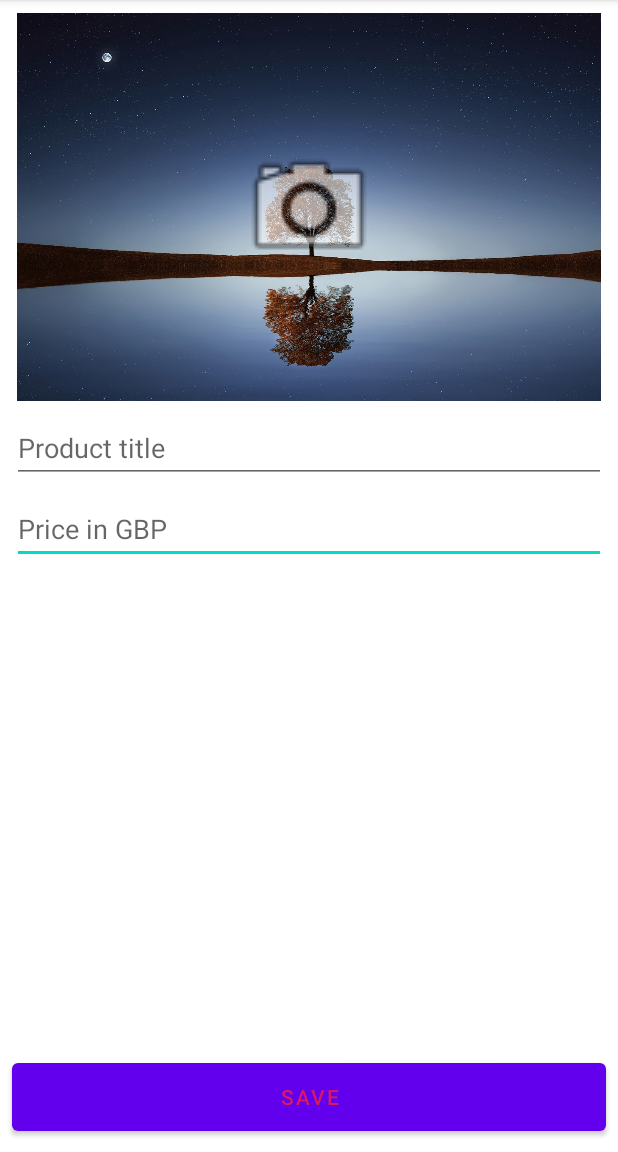
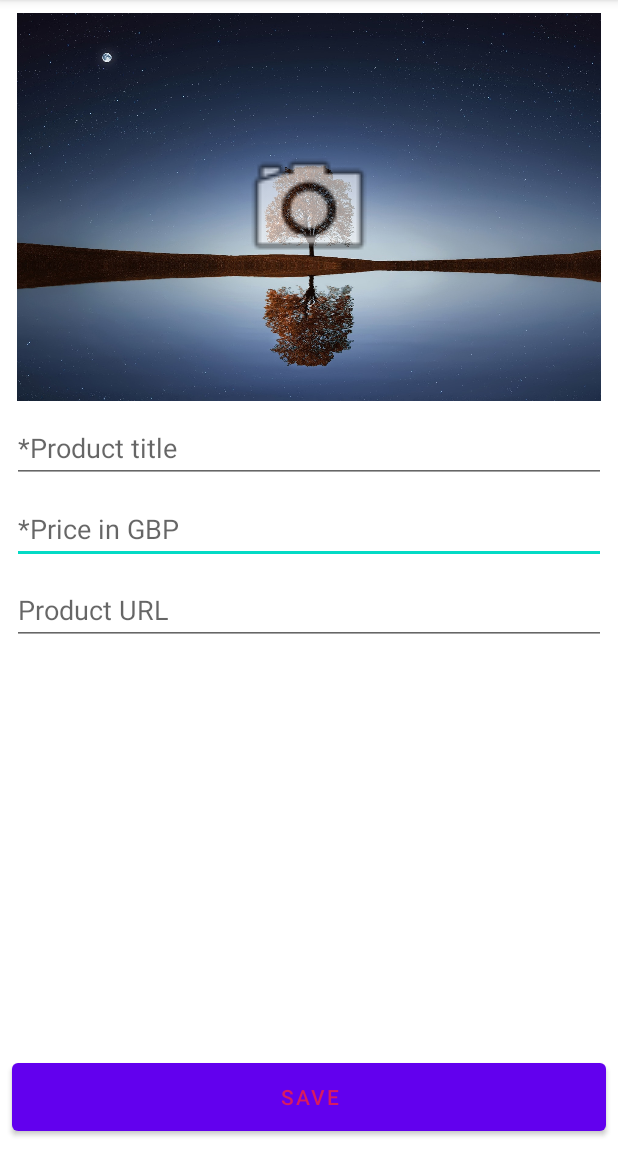
Before and after one commit to iuligie/Do-I-Need-It-PPW2, an Android app: the PostProductActivity screen opened directly, with no data from a screen before it, after a tap on "SAVE", on a phone screen of 412 x 824 dp, the part 84-1236 px from its top. Run offline under Robolectric (Android 15) with nearby library versions, the phone set to English and light mode, and no system bars; our stand-ins replace Firebase (no records; nobody signed in at launch, a user with empty details on screens opened directly), Picasso; pictures from the network do not load; 1 statement that could not run was skipped.

Commit message:
Kinda done

```diff
--- a/app/src/main/java/emanuelg/ppw2/doineedit/PostProductActivity.java
+++ b/app/src/main/java/emanuelg/ppw2/doineedit/PostProductActivity.java
@@ -27,6 +27,7 @@ import com.google.firebase.storage.StorageReference;
 import com.squareup.picasso.Picasso;
 
 import java.util.Date;
+import java.util.UUID;
 
 import emanuelg.ppw2.doineedit.list.ProductListActivity;
 import emanuelg.ppw2.doineedit.model.Product;
@@ -44,6 +45,7 @@ public class PostProductActivity extends AppCompatActivity implements View.OnCli
     private EditText priceEdittext;
     private TextView currentUserTextView;
     private TextView entryDate;
+    private EditText urlEdittext;
     private ImageView imageView;
     Product current;
     private boolean hasNewImg=false;
@@ -78,9 +80,9 @@ public class PostProductActivity extends AppCompatActivity implements View.OnCli
         titleEdittext = findViewById(R.id.post_title_et);
         priceEdittext = findViewById(R.id.post_description_et);
         saveButton = findViewById(R.id.post_save_item_button);
-        currentUserTextView = findViewById(R.id.post_username_textview);
+        //currentUserTextView = findViewById(R.id.post_username_textview);
         addPhotoButton = findViewById(R.id.postCameraButton);
-
+        urlEdittext = findViewById(R.id.post_url_et);
         imageView = findViewById(R.id.post_imageView);
 
         saveButton.setOnClickListener(this);
@@ -96,6 +98,7 @@ public class PostProductActivity extends AppCompatActivity implements View.OnCli
           current = api.getProductList().get(Integer.parseInt(itemPos));
             titleEdittext.setText(current.getTitle());
             priceEdittext.setText(current.getPrice());
+            urlEdittext.setText(current.getItemUrl());
             //imageView.setImageURI(current.getImageUrl());
             //use picasso library to download and show image
             Picasso.get().load(current.getImageUrl())
@@ -110,7 +113,7 @@ public class PostProductActivity extends AppCompatActivity implements View.OnCli
             currentUserId = ProductApi.getInstance().getUserId();
             currentUserName = ProductApi.getInstance().getUsername();
 
-            currentUserTextView.setText(currentUserName);
+           // currentUserTextView.setText(currentUserName);
         }
 
         authStateListener = firebaseAuth -> {
@@ -182,6 +185,7 @@ public class PostProductActivity extends AppCompatActivity implements View.OnCli
         FirebaseFirestore db = FirebaseFirestore.getInstance();
         final String title = titleEdittext.getText().toString().trim();
         final String price = priceEdittext.getText().toString().trim();
+        final String url_item=urlEdittext.getText().toString();
         if (!TextUtils.isEmpty(title) && !TextUtils.isEmpty(price) ) {
             //region docHandler
             DocumentReference itemRef = db
@@ -191,7 +195,8 @@ public class PostProductActivity extends AppCompatActivity implements View.OnCli
             itemRef.update(
                     "title", title,
                     "price", price,
-                    "imageUrl", item.getImageUrl()
+                    "imageUrl", item.getImageUrl(),
+                    "itemUrl", url_item
             ).addOnCompleteListener(task -> {
                 if (task.isSuccessful()) {
                     Toast.makeText(PostProductActivity.this, "Item updated!", Toast.LENGTH_LONG).show();
@@ -209,7 +214,7 @@ public class PostProductActivity extends AppCompatActivity implements View.OnCli
 
         final String title = titleEdittext.getText().toString().trim();
         final String price = "£" + priceEdittext.getText().toString().trim();
-
+        final String url_item = urlEdittext.getText().toString();
         progressBar.setVisibility(View.VISIBLE);
 
         if (!TextUtils.isEmpty(title) && !TextUtils.isEmpty(price) && imageUri != null) {
@@ -222,18 +227,16 @@ public class PostProductActivity extends AppCompatActivity implements View.OnCli
                 String imageUrl = uri.toString();
 
                 // create journal object, invoke collectionRef, save journal instance
-
                 Product product = new Product();
                 product.setTitle(title);
                 product.setPrice(price);
                 product.setImageUrl(imageUrl);
                 product.setTimeAdded(new Timestamp(new Date()));
-                product.setItemId(currentUserName);
                 product.setUserId(currentUserId);
-
+                product.setItemUrl(url_item);
                 collectionReference.add(product).addOnSuccessListener(documentReference -> {
                     progressBar.setVisibility(View.INVISIBLE);
-
+                    product.setItemId(documentReference.getId());
                     startActivity(new Intent(PostProductActivity.this, ProductListActivity.class));
                     finish();
                 })
--- a/app/src/main/java/emanuelg/ppw2/doineedit/list/ProductListActivity.java
+++ b/app/src/main/java/emanuelg/ppw2/doineedit/list/ProductListActivity.java
@@ -29,6 +29,7 @@ import java.util.List;
 import emanuelg.ppw2.doineedit.MainActivity;
 import emanuelg.ppw2.doineedit.PostProductActivity;
 import emanuelg.ppw2.doineedit.R;
+import emanuelg.ppw2.doineedit.authentication.LoginActivity;
 import emanuelg.ppw2.doineedit.model.Product;
 import emanuelg.ppw2.doineedit.ui.ProductRecyclerAdapter;
 import emanuelg.ppw2.doineedit.util.ProductApi;
@@ -129,7 +130,7 @@ public class ProductListActivity extends AppCompatActivity {
                 //sign out
                 if (user != null && firebaseAuth != null){
                     firebaseAuth.signOut();
-                    startActivity(new Intent(ProductListActivity.this, MainActivity.class));
+                    startActivity(new Intent(ProductListActivity.this, LoginActivity.class));
                     //finish();
                 }
                 break;
--- a/app/src/main/res/layout/activity_post_item.xml
+++ b/app/src/main/res/layout/activity_post_item.xml
@@ -58,6 +58,7 @@
         android:hint="@string/product_title"
         android:inputType="textPersonName"
         app:layout_constraintEnd_toEndOf="parent"
+        app:layout_constraintHorizontal_bias="0.0"
         app:layout_constraintStart_toStartOf="parent"
         app:layout_constraintTop_toBottomOf="@+id/post_imageView" />
 
@@ -67,12 +68,12 @@
         android:layout_width="wrap_content"
         android:layout_height="wrap_content"
         android:layout_marginStart="8dp"
-        android:layout_marginTop="56dp"
+        android:layout_marginTop="32dp"
         android:layout_marginEnd="8dp"
         app:layout_constraintEnd_toEndOf="parent"
         app:layout_constraintHorizontal_bias="0.498"
         app:layout_constraintStart_toStartOf="parent"
-        app:layout_constraintTop_toBottomOf="@+id/post_description_et" />
+        app:layout_constraintTop_toBottomOf="@+id/post_url_et" />
 
     <Button
         android:id="@+id/post_save_item_button"
@@ -89,4 +90,20 @@
         app:layout_constraintHorizontal_bias="0.142"
         app:layout_constraintStart_toStartOf="parent"
         />
+
+    <EditText
+        android:id="@+id/post_url_et"
+        android:layout_width="0dp"
+        android:layout_height="46dp"
+        android:layout_marginStart="8dp"
+        android:layout_marginTop="8dp"
+        android:layout_marginEnd="8dp"
+        android:ems="10"
+        android:hint="Product URL"
+        android:inputType="textUri"
+        app:layout_constraintEnd_toEndOf="parent"
+        app:layout_constraintHorizontal_bias="1.0"
+        app:layout_constraintStart_toStartOf="parent"
+        app:layout_constraintTop_toBottomOf="@+id/post_description_et" />
+
 </androidx.constraintlayout.widget.ConstraintLayout>
--- a/app/src/main/res/values/strings.xml
+++ b/app/src/main/res/values/strings.xml
@@ -10,7 +10,7 @@
     <string name="or">Or</string>
     <string name="create_account">Create Account</string>
     <string name="username_hint">Username</string>
-    <string name="product_title">Product title</string>
+    <string name="product_title">*Product title</string>
     <string name="menu_title">Add Product</string>
     <string name="Signout">Sign Out</string>
     <string name="signout">Sign Out</string>
@@ -55,7 +55,7 @@
     <string name="todo">TODO</string>
     <string name="manage_your_needs_now">Manage your needs now!</string>
     <string name="save">Save</string>
-    <string name="price_in_gbp">Price in GBP</string>
+    <string name="price_in_gbp">*Price in GBP</string>
     <string name="textview">TextView</string>
     <string name="today">Today</string>
     <string name="Update">Update</string>
```
Also changed, not shown: app/src/main/java/emanuelg/ppw2/doineedit/model/Product.java (+19 -7 lines), app/src/main/java/emanuelg/ppw2/doineedit/ui/ProductRecyclerAdapter.java (+29 -0 lines).
